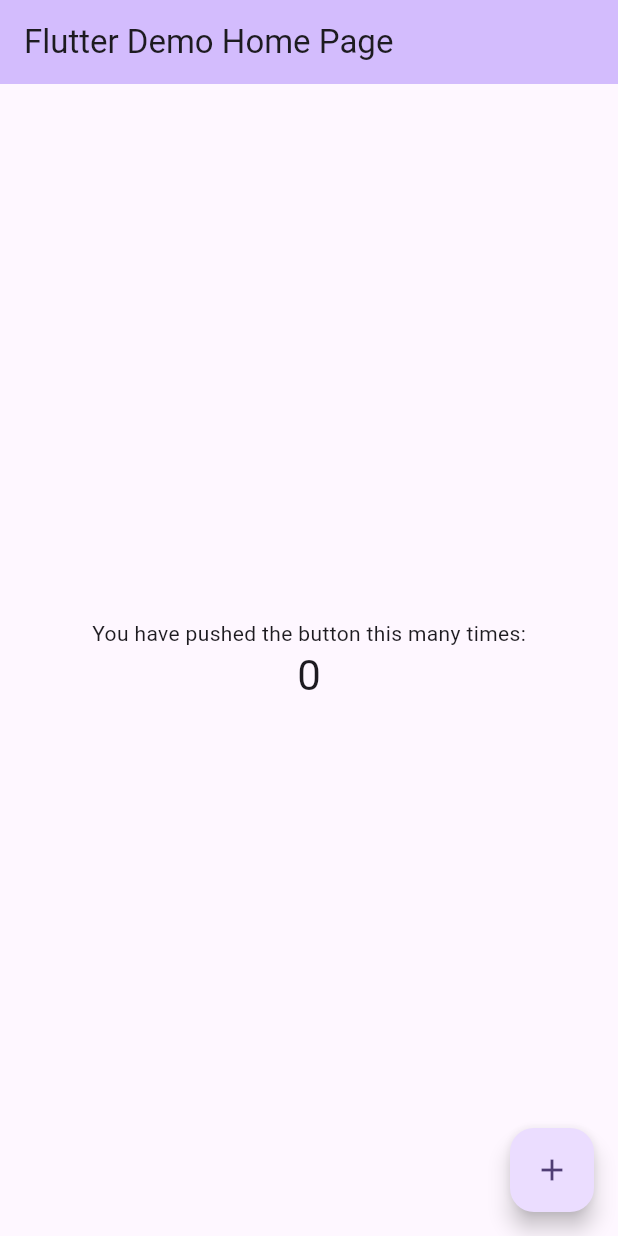
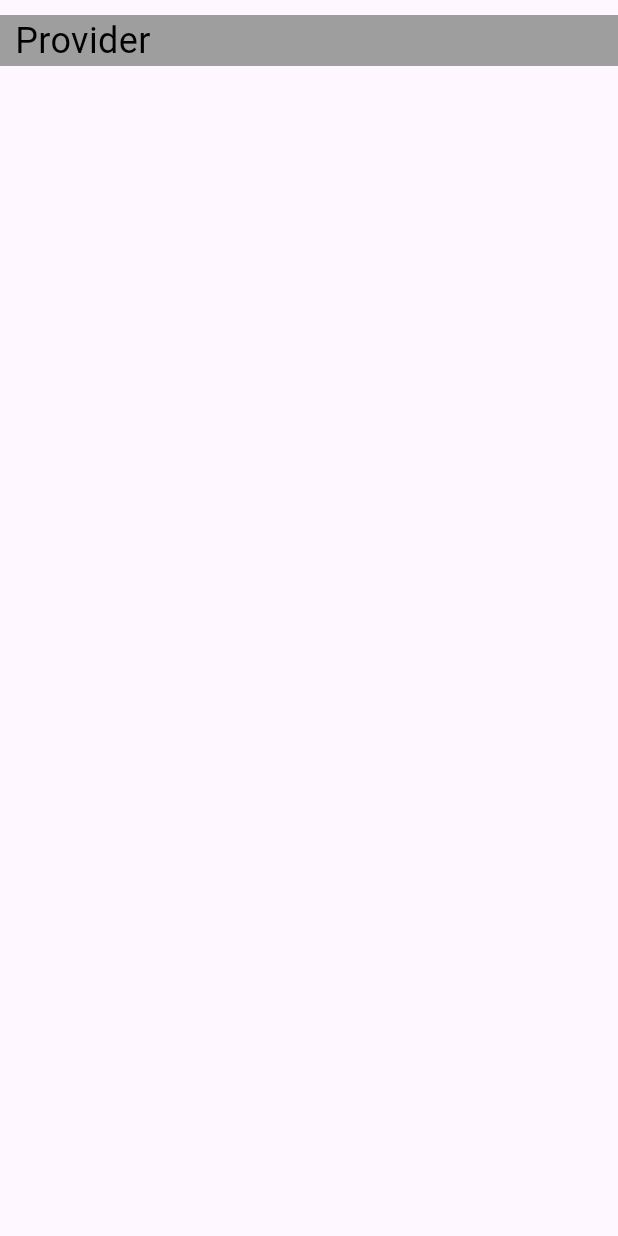
Before and after one commit to xiaolanlaia/flutter_utils, a Flutter app: the screen it shows after launch, on a phone screen of 412 x 824 dp. Run offline on Flutter 3.47's test engine with Material 3 defaults, Android fonts, the phone set to English and light mode, and no system bars.

Commit message:
feat: Provider

```diff
--- a/lib/main.dart
+++ b/lib/main.dart
@@ -1,7 +1,22 @@
 import 'package:flutter/material.dart';
+import 'package:flutter_utils/provider/CounterModel.dart';
+import 'package:flutter_utils/ui/page_home.dart';
+import 'package:provider/provider.dart';
 
 void main() {
-  runApp(const MyApp());
+  final counter = CounterModel();
+  final textSize = 48;
+  runApp(
+    Provider<int>.value(
+      //声明数据，能够提供给子组件使用
+      value:textSize,
+      //提供数据给子组件使用，当数据更新时通知所有订阅者
+      child:ChangeNotifierProvider(
+          create: (_) => counter,
+          child: const MyApp()
+      )
+    )
+  );
 }
 
 class MyApp extends StatelessWidget {
@@ -13,113 +28,10 @@ class MyApp extends StatelessWidget {
     return MaterialApp(
       title: 'Flutter Demo',
       theme: ThemeData(
-        // This is the theme of your application.
-        //
-        // TRY THIS: Try running your application with "flutter run". You'll see
-        // the application has a purple toolbar. Then, without quitting the app,
-        // try changing the seedColor in the colorScheme below to Colors.green
-        // and then invoke "hot reload" (save your changes or press the "hot
-        // reload" button in a Flutter-supported IDE, or press "r" if you used
-        // the command line to start the app).
-        //
-        // Notice that the counter didn't reset back to zero; the application
-        // state is not lost during the reload. To reset the state, use hot
-        // restart instead.
-        //
-        // This works for code too, not just values: Most code changes can be
-        // tested with just a hot reload.
         colorScheme: ColorScheme.fromSeed(seedColor: Colors.deepPurple),
         useMaterial3: true,
       ),
-      home: const MyHomePage(title: 'Flutter Demo Home Page'),
+      home: const HomePage(),
     );
   }
 }
-
-class MyHomePage extends StatefulWidget {
-  const MyHomePage({super.key, required this.title});
-
-  // This widget is the home page of your application. It is stateful, meaning
-  // that it has a State object (defined below) that contains fields that affect
-  // how it looks.
-
-  // This class is the configuration for the state. It holds the values (in this
-  // case the title) provided by the parent (in this case the App widget) and
-  // used by the build method of the State. Fields in a Widget subclass are
-  // always marked "final".
-
-  final String title;
-
-  @override
-  State<MyHomePage> createState() => _MyHomePageState();
-}
-
-class _MyHomePageState extends State<MyHomePage> {
-  int _counter = 0;
-
-  void _incrementCounter() {
-    setState(() {
-      // This call to setState tells the Flutter framework that something has
-      // changed in this State, which causes it to rerun the build method below
-      // so that the display can reflect the updated values. If we changed
-      // _counter without calling setState(), then the build method would not be
-      // called again, and so nothing would appear to happen.
-      _counter++;
-    });
-  }
-
-  @override
-  Widget build(BuildContext context) {
-    // This method is rerun every time setState is called, for instance as done
-    // by the _incrementCounter method above.
-    //
-    // The Flutter framework has been optimized to make rerunning build methods
-    // fast, so that you can just rebuild anything that needs updating rather
-    // than having to individually change instances of widgets.
-    return Scaffold(
-      appBar: AppBar(
-        // TRY THIS: Try changing the color here to a specific color (to
-        // Colors.amber, perhaps?) and trigger a hot reload to see the AppBar
-        // change color while the other colors stay the same.
-        backgroundColor: Theme.of(context).colorScheme.inversePrimary,
-        // Here we take the value from the MyHomePage object that was created by
-        // the App.build method, and use it to set our appbar title.
-        title: Text(widget.title),
-      ),
-      body: Center(
-        // Center is a layout widget. It takes a single child and positions it
-        // in the middle of the parent.
-        child: Column(
-          // Column is also a layout widget. It takes a list of children and
-          // arranges them vertically. By default, it sizes itself to fit its
-          // children horizontally, and tries to be as tall as its parent.
-          //
-          // Column has various properties to control how it sizes itself and
-          // how it positions its children. Here we use mainAxisAlignment to
-          // center the children vertically; the main axis here is the vertical
-          // axis because Columns are vertical (the cross axis would be
-          // horizontal).
-          //
-          // TRY THIS: Invoke "debug painting" (choose the "Toggle Debug Paint"
-          // action in the IDE, or press "p" in the console), to see the
-          // wireframe for each widget.
-          mainAxisAlignment: MainAxisAlignment.center,
-          children: <Widget>[
-            const Text(
-              'You have pushed the button this many times:',
-            ),
-            Text(
-              '$_counter',
-              style: Theme.of(context).textTheme.headlineMedium,
-            ),
-          ],
-        ),
-      ),
-      floatingActionButton: FloatingActionButton(
-        onPressed: _incrementCounter,
-        tooltip: 'Increment',
-        child: const Icon(Icons.add),
-      ), // This trailing comma makes auto-formatting nicer for build methods.
-    );
-  }
-}
--- /dev/null
+++ b/lib/ui/page_home.dart
@@ -0,0 +1,42 @@
+import 'package:flutter/material.dart';
+
+import '../utils/color_utils.dart';
+import 'provider/page_provider_first.dart';
+
+const provider = "Provider";
+const pageList = [provider];
+
+class HomePage extends StatelessWidget{
+  const HomePage({super.key});
+
+  @override
+  Widget build(BuildContext context) {
+    return Scaffold(
+      body: ListView.builder(
+        itemCount: pageList.length,
+        itemBuilder: (context, index) {
+          return InkWell(
+            onTap: (){
+              switch(pageList[index]){
+                case provider:{
+                  Navigator.of(context).push(MaterialPageRoute(builder: (context) => PageProviderFirst()));
+                  break;
+                }
+              }
+            },
+            child: Container(
+              margin: const EdgeInsets.only(top: 10),
+              padding: const EdgeInsets.only(left: 10),
+              color: Colors.grey,
+              child: Text(
+                pageList[index],
+                style: TextStyle(color: Colors.black, fontSize: 24),
+              ),
+            ),
+          );
+        },
+      ),
+    );
+  }
+
+}
--- /dev/null
+++ b/lib/utils/color_utils.dart
@@ -0,0 +1 @@
+const half_transparent = 0x000000;
--- a/pubspec.yaml
+++ b/pubspec.yaml
@@ -35,6 +35,8 @@ dependencies:
   # The following adds the Cupertino Icons font to your application.
   # Use with the CupertinoIcons class for iOS style icons.
   cupertino_icons: ^1.0.2
+
+  provider: ^6.0.5
 
 dev_dependencies:
   flutter_test:
```
Also changed, not shown: lib/bean/goods_entity.dart (added, +21 -0 lines), lib/provider/CounterModel.dart (added, +13 -0 lines), lib/provider/GoodsListProvider.dart (added, +24 -0 lines), lib/ui/provider/page_provider_first.dart (added, +64 -0 lines), lib/ui/provider/page_provider_goods.dart (added, +43 -0 lines), lib/ui/provider/page_provider_second.dart (added, +33 -0 lines), lib/generated/json/base/json_convert_content.dart (added), lib/generated/json/base/json_field.dart (added), lib/generated/json/goods_entity.g.dart (added).
